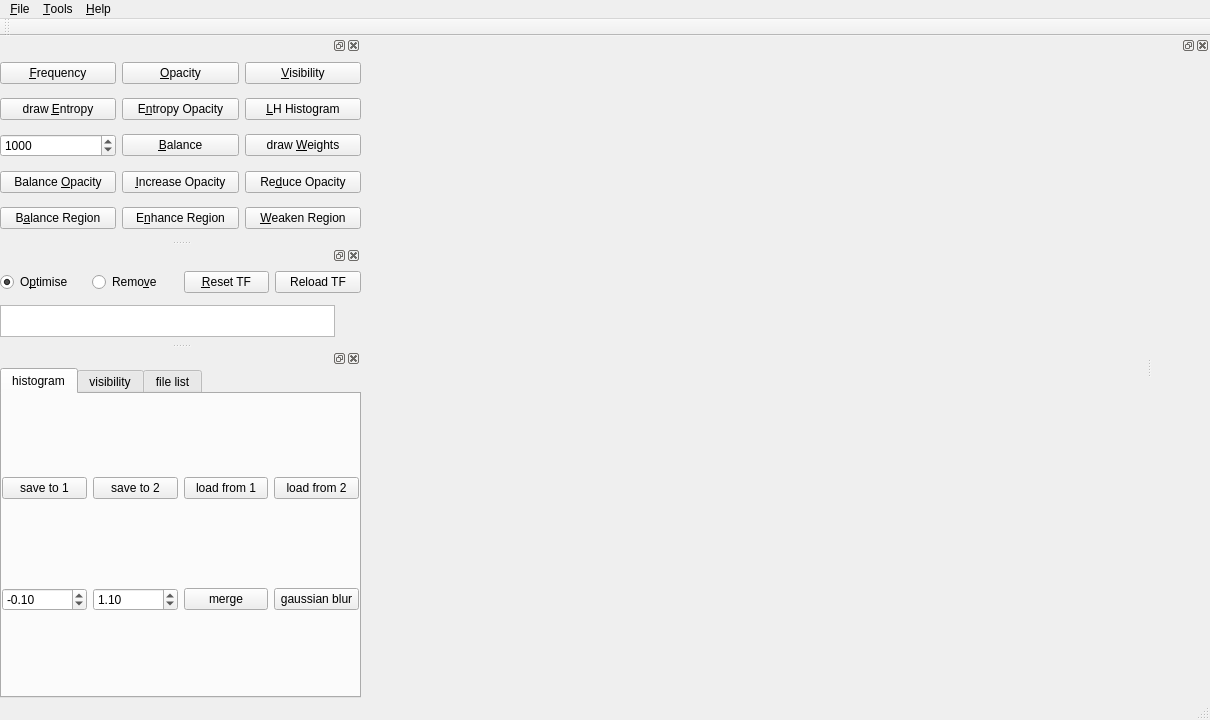
luosz/volume-visualiser, file VolumeRenderer/mainwindow.ui: the form before one commit.
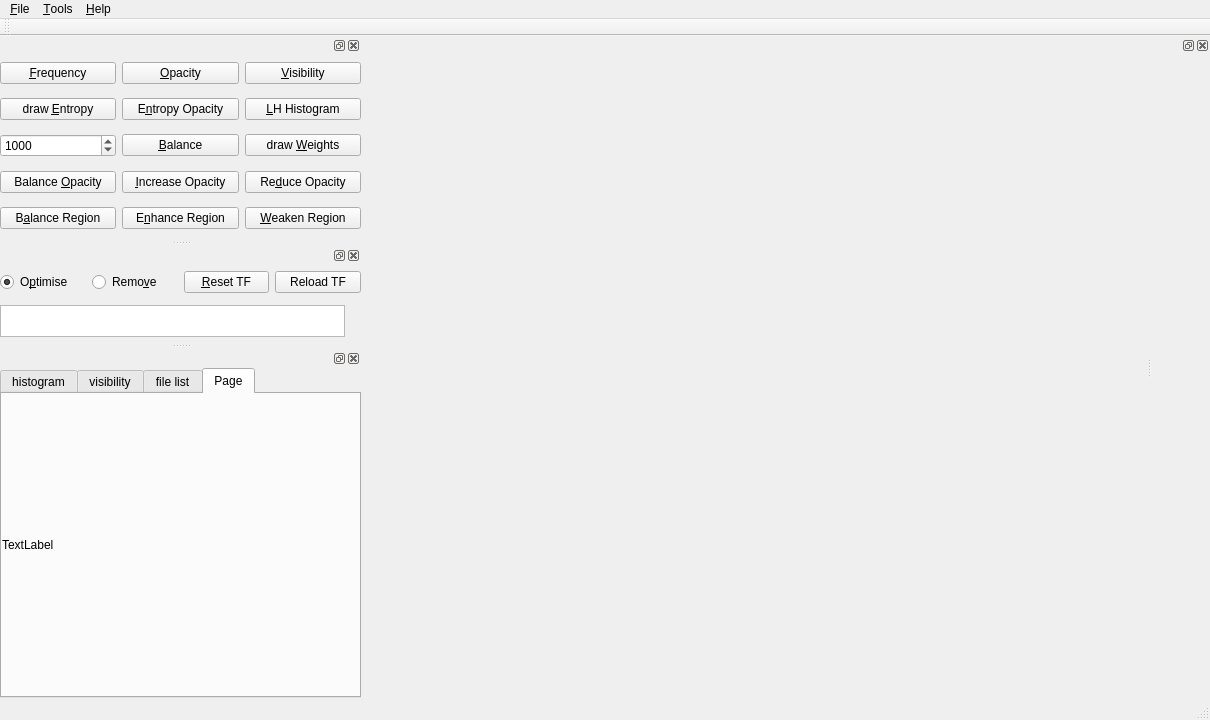
The form after the commit.

The edit to the form file:
```diff
--- a/VolumeRenderer/mainwindow.ui
+++ b/VolumeRenderer/mainwindow.ui
@@ -411,7 +411,7 @@
         <number>0</number>
        </property>
        <property name="rightMargin">
-        <number>26</number>
+        <number>16</number>
        </property>
        <item>
         <widget class="QGraphicsView" name="graphicsView_2">
@@ -473,7 +473,7 @@
         </size>
        </property>
        <property name="currentIndex">
-        <number>0</number>
+        <number>3</number>
        </property>
        <widget class="QWidget" name="tab">
         <attribute name="title">
@@ -621,6 +621,32 @@
          </item>
         </layout>
        </widget>
+       <widget class="QWidget" name="tab_4">
+        <attribute name="title">
+         <string>Page</string>
+        </attribute>
+        <layout class="QHBoxLayout" name="horizontalLayout_3">
+         <property name="leftMargin">
+          <number>0</number>
+         </property>
+         <property name="topMargin">
+          <number>0</number>
+         </property>
+         <property name="rightMargin">
+          <number>0</number>
+         </property>
+         <property name="bottomMargin">
+          <number>0</number>
+         </property>
+         <item>
+          <widget class="QLabel" name="label">
+           <property name="text">
+            <string>TextLabel</string>
+           </property>
+          </widget>
+         </item>
+        </layout>
+       </widget>
       </widget>
      </item>
     </layout>
```
